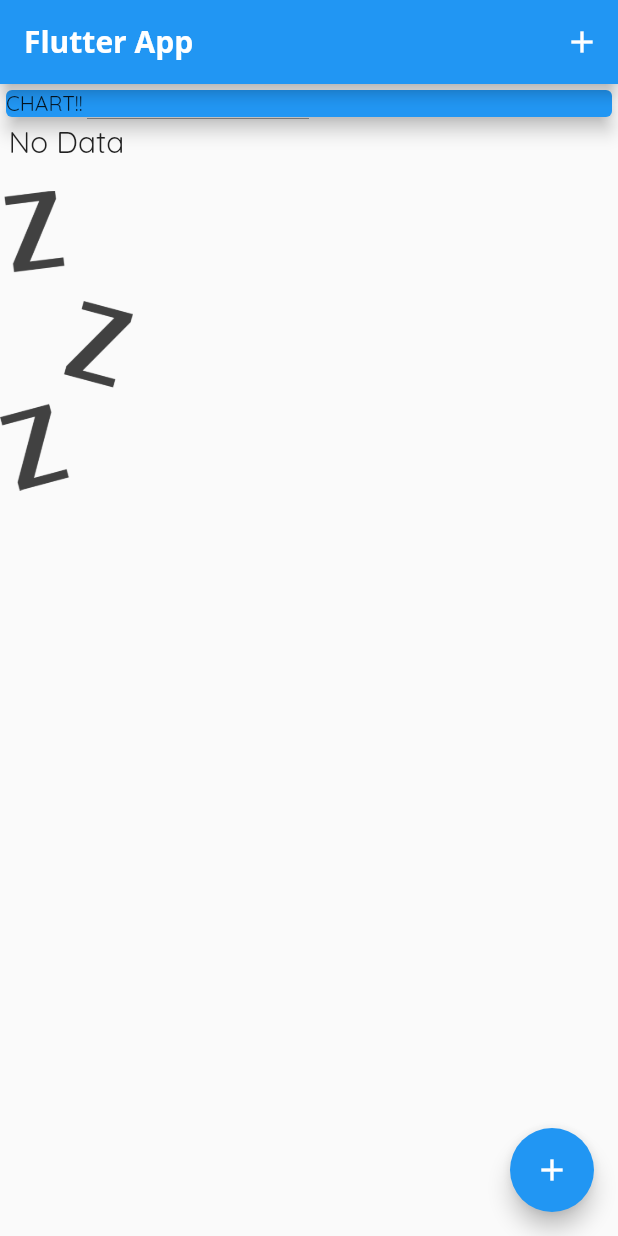
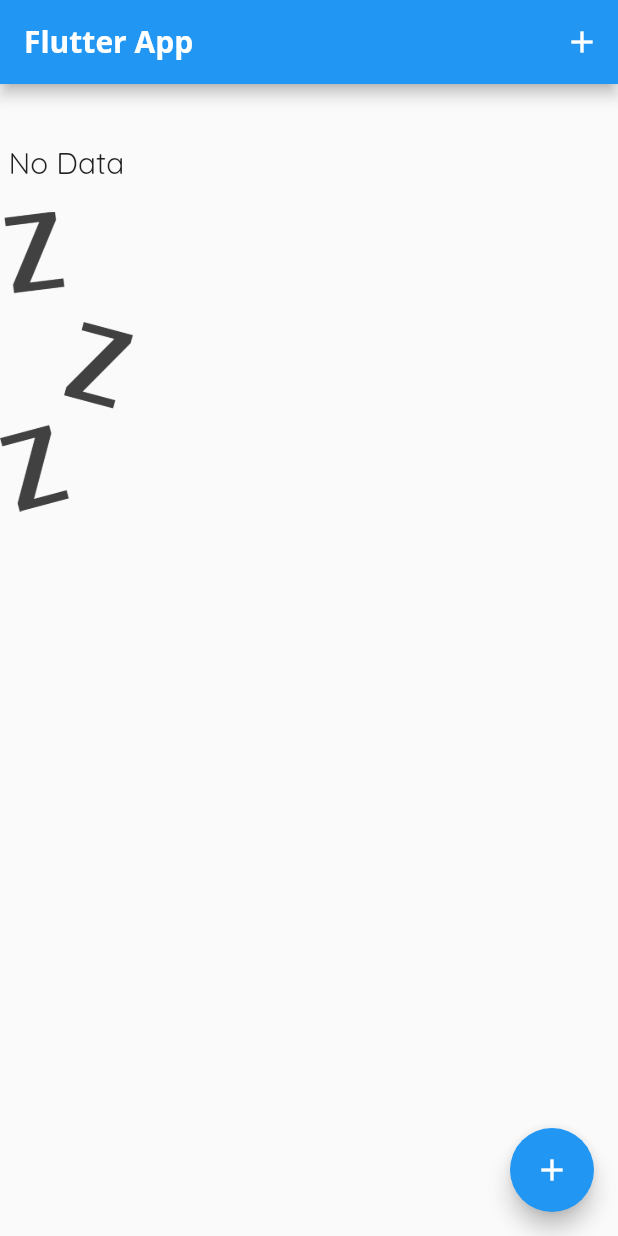
Before and after one commit to hiroshimuto9/flutter_expense_app, a Flutter app: the screen it shows after launch, on a phone screen of 412 x 824 dp. Run offline on Flutter 3.47's test engine with Material 2 defaults, Android fonts, the phone set to English and light mode, and no system bars.

```diff
--- a/lib/main.dart
+++ b/lib/main.dart
@@ -1,4 +1,5 @@
 import 'package:flutter/material.dart';
+import './widgets/chart.dart';
 import './widgets/new_transaction.dart';
 import './widgets/transaction_list.dart';
 import './models/transaction.dart';
@@ -53,6 +54,15 @@ class _MyHomePageState extends State<MyHomePage> {
     // ),
   ];
 
+  List<Transaction> get _recentTransactions {
+    return  _userTransactions.where((tx) {
+      return tx.date.isAfter(
+        DateTime.now().subtract(
+          Duration(days: 7),
+      ));
+    }).toList();
+  }
+
   void _addNewTransaction(String txTitle, double txAmount) {
     final newTx = Transaction(
       id: DateTime.now().toString(),
@@ -91,14 +101,7 @@ class _MyHomePageState extends State<MyHomePage> {
           mainAxisAlignment: MainAxisAlignment.start,
           crossAxisAlignment: CrossAxisAlignment.start,
           children: <Widget>[
-            Container(
-              width: double.infinity,
-              child: Card(
-                color: Colors.blue,
-                child: Text('CHART!!'),
-                elevation: 5,
-              ),
-            ),
+            Chart(_recentTransactions),
             TransactionList(_userTransactions),
           ],
         ),
```
